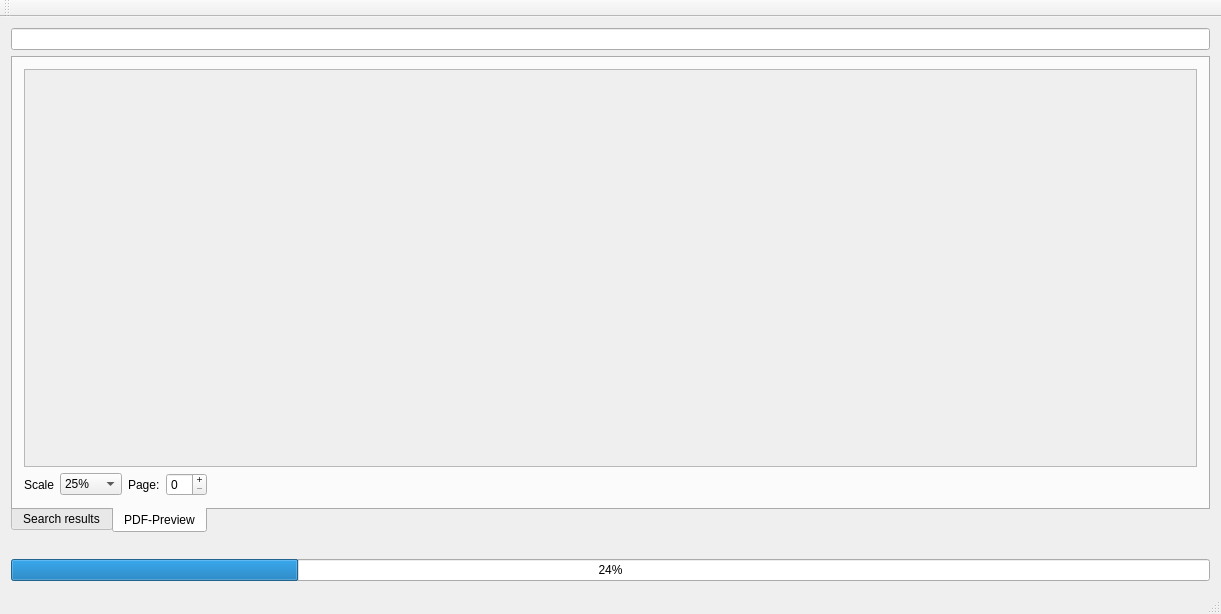
Before: the Qt Designer form gui/mainwindow.ui in quitesimpleorg/looqs, drawn with Qt 5.
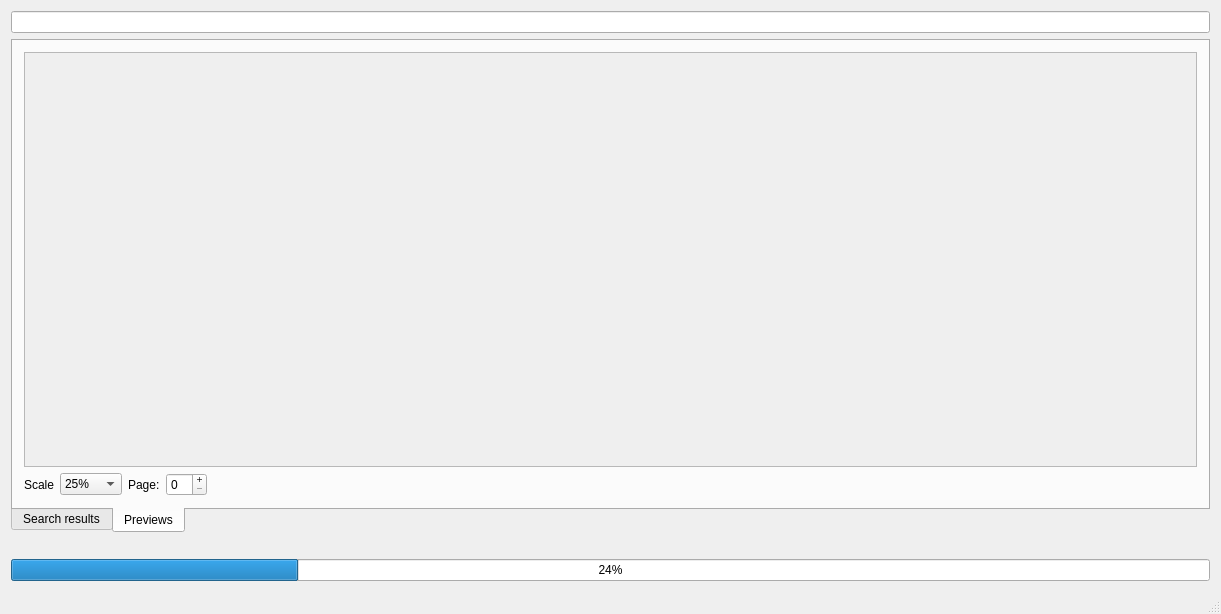
After: the same form once the commit is applied.

Commit message: Generalize previews: Mainwindow: Do necessary renames

What changed in the file:
```diff
--- a/gui/mainwindow.ui
+++ b/gui/mainwindow.ui
@@ -62,7 +62,7 @@
       </widget>
       <widget class="QWidget" name="pdfPreviewTab">
        <attribute name="title">
-        <string>PDF-Preview</string>
+        <string>Previews</string>
        </attribute>
        <layout class="QVBoxLayout" name="verticalLayout_2" stretch="1,0">
         <item>
@@ -81,8 +81,8 @@
             <rect>
              <x>0</x>
              <y>0</y>
-             <width>1179</width>
-             <height>370</height>
+             <width>1185</width>
+             <height>324</height>
             </rect>
            </property>
            <layout class="QHBoxLayout" name="horizontalLayout"/>
@@ -200,14 +200,6 @@
     </rect>
    </property>
   </widget>
-  <widget class="QToolBar" name="mainToolBar">
-   <attribute name="toolBarArea">
-    <enum>TopToolBarArea</enum>
-   </attribute>
-   <attribute name="toolBarBreak">
-    <bool>false</bool>
-   </attribute>
-  </widget>
   <widget class="QStatusBar" name="statusBar"/>
  </widget>
  <layoutdefault spacing="6" margin="11"/>
```
Left out of the diff: 8 changed lines with no effect on the pictures. The commit also changes 4 other files.
